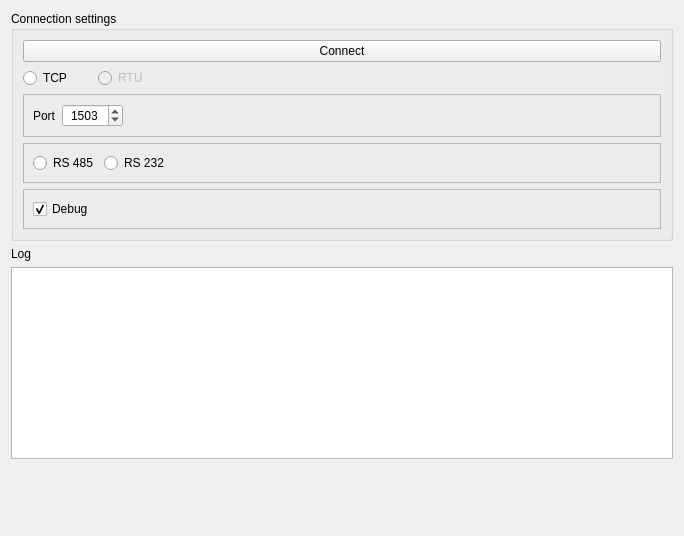
Old version of the form src/server_form.ui in the repository ipeperko/modbus-tester.
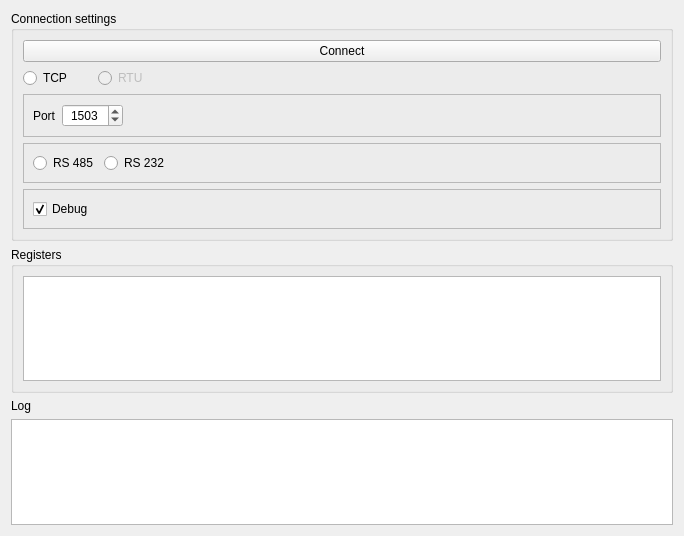
New version of the form. Custom widgets are drawn as their Qt base class.

Commit message: Added server registers table widget

```diff
--- a/src/server_form.ui
+++ b/src/server_form.ui
@@ -236,6 +236,24 @@
      </layout>
     </widget>
    </item>
+   <item>
+    <widget class="QGroupBox" name="groupBox_2">
+     <property name="title">
+      <string>Registers</string>
+     </property>
+     <layout class="QVBoxLayout" name="verticalLayout_6">
+      <item>
+       <widget class="QTableView" name="tableView_Registers">
+        <property name="font">
+         <font>
+          <pointsize>8</pointsize>
+         </font>
+        </property>
+       </widget>
+      </item>
+     </layout>
+    </widget>
+   </item>
    <item>
     <widget class="QLabel" name="label">
      <property name="text">
```
The commit also changes 8 other files.
